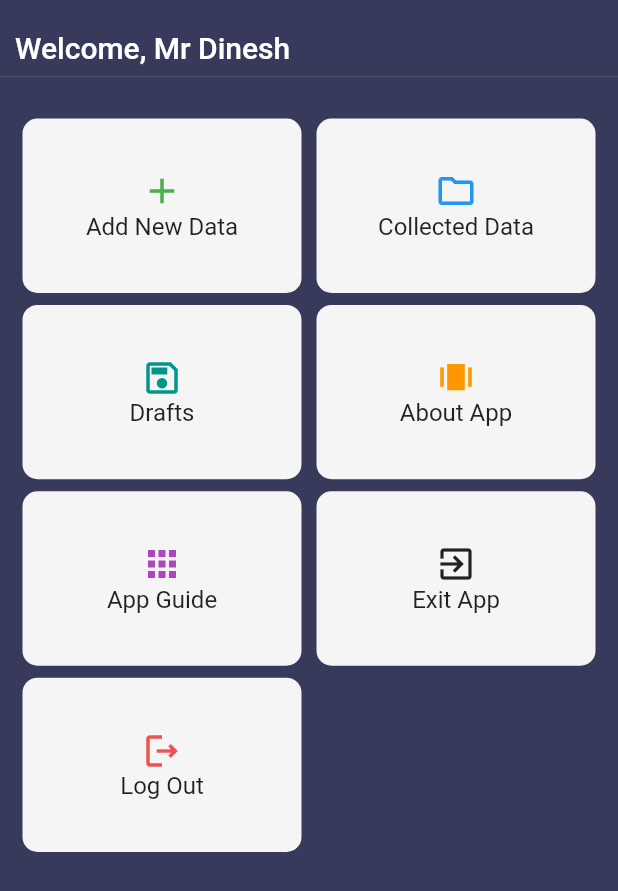
After one commit to dnesbala/eCensus-Nepal, a Flutter app: the DashboardScreen screen opened directly, on a phone screen of 412 x 824 dp. The commit adds this screen. Shown: the top 891 px of the screen. Run offline on Flutter 3.47's test engine with Material 2 defaults, Android fonts, the phone set to English and light mode, and no system bars.

Commit message:
Added dashboard screen

```diff
--- /dev/null
+++ b/lib/screens/dashboard_screen.dart
@@ -0,0 +1,81 @@
+import 'package:ecensus_nepal/widgets/dashboard_card.dart';
+import 'package:flutter/material.dart';
+
+List<DashboardCard> dashboardActions = [
+  DashboardCard(
+      icon: Icons.add, text: 'Add New Data', onTap: () => print('tapped')),
+  DashboardCard(
+      icon: Icons.folder_outlined,
+      iconColor: Colors.blue,
+      text: 'Collected Data',
+      onTap: () {}),
+  DashboardCard(
+      icon: Icons.save_outlined,
+      iconColor: Colors.teal,
+      text: 'Drafts',
+      onTap: () {}),
+  DashboardCard(
+      icon: Icons.amp_stories_sharp,
+      iconColor: Colors.orange,
+      text: 'About App',
+      onTap: () {}),
+  DashboardCard(
+      icon: Icons.apps_outlined,
+      iconColor: Colors.purple.shade400,
+      text: 'App Guide',
+      onTap: () {}),
+  DashboardCard(
+      icon: Icons.exit_to_app_outlined,
+      iconColor: Colors.black87,
+      text: 'Exit App',
+      onTap: () {}),
+  DashboardCard(
+      icon: Icons.logout_outlined,
+      iconColor: Colors.red.shade400,
+      text: 'Log Out',
+      onTap: () {}),
+];
+
+class DashboardScreen extends StatelessWidget {
+  const DashboardScreen({Key? key}) : super(key: key);
+
+  @override
+  Widget build(BuildContext context) {
+    return Scaffold(
+      backgroundColor: Color(0xFF373A5B),
+      body: SafeArea(
+        child: Column(
+          crossAxisAlignment: CrossAxisAlignment.start,
+          children: [
+            Padding(
+              padding: const EdgeInsets.only(left: 10, top: 20),
+              child: Text(
+                'Welcome, Mr Dinesh',
+                style: TextStyle(
+                  color: Colors.white,
+                  fontSize: 20,
+                  fontWeight: FontWeight.w500,
+                ),
+              ),
+            ),
+            Divider(color: Colors.white12),
+            Expanded(
+              child: Padding(
+                padding: const EdgeInsets.only(left: 15, right: 15, top: 20),
+                child: GridView(
+                  gridDelegate: SliverGridDelegateWithFixedCrossAxisCount(
+                    childAspectRatio: 1.6,
+                    crossAxisCount: 2,
+                    crossAxisSpacing: 10,
+                    mainAxisSpacing: 8,
+                  ),
+                  children: dashboardActions,
+                ),
+              ),
+            ),
+          ],
+        ),
+      ),
+    );
+  }
+}
--- a/lib/screens/login_screen.dart
+++ b/lib/screens/login_screen.dart
@@ -1,3 +1,4 @@
+import 'package:ecensus_nepal/screens/dashboard_screen.dart';
 import 'package:flutter/material.dart';
 
 class LoginScreen extends StatefulWidget {
@@ -131,6 +132,8 @@ class _LoginScreenState extends State<LoginScreen> {
     if (_formKey.currentState!.validate()) {
       print(_emailController.text);
       print(_passwordController.text);
+      Navigator.of(context).pushReplacement(MaterialPageRoute(
+          builder: (BuildContext context) => DashboardScreen()));
     }
   }
 }
--- /dev/null
+++ b/lib/widgets/dashboard_card.dart
@@ -0,0 +1,45 @@
+import 'package:flutter/material.dart';
+
+class DashboardCard extends StatelessWidget {
+  final IconData icon;
+  final Color iconColor;
+  final String text;
+  final VoidCallback onTap;
+
+  const DashboardCard(
+      {Key? key,
+      required this.icon,
+      this.iconColor = Colors.green,
+      required this.text,
+      required this.onTap})
+      : super(key: key);
+
+  @override
+  Widget build(BuildContext context) {
+    return Material(
+      color: Colors.grey.shade100,
+      borderRadius: BorderRadius.circular(10),
+      child: InkWell(
+        splashColor: Colors.grey.shade200,
+        highlightColor: Colors.grey.shade300,
+        borderRadius: BorderRadius.circular(10),
+        onTap: onTap,
+        child: Container(
+          decoration: BoxDecoration(
+            borderRadius: BorderRadius.circular(10),
+          ),
+          child: Column(
+            mainAxisAlignment: MainAxisAlignment.center,
+            children: [
+              Icon(icon, color: iconColor, size: 28),
+              Text(
+                text,
+                style: TextStyle(fontSize: 16, color: Colors.black87),
+              ),
+            ],
+          ),
+        ),
+      ),
+    );
+  }
+}
```
